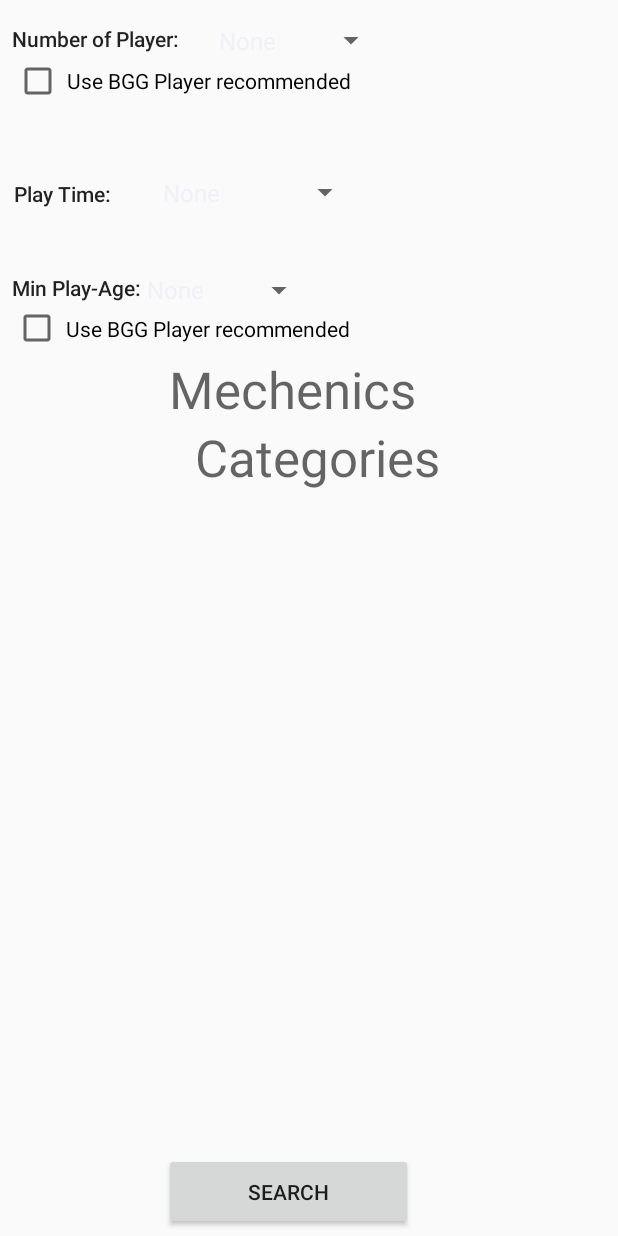
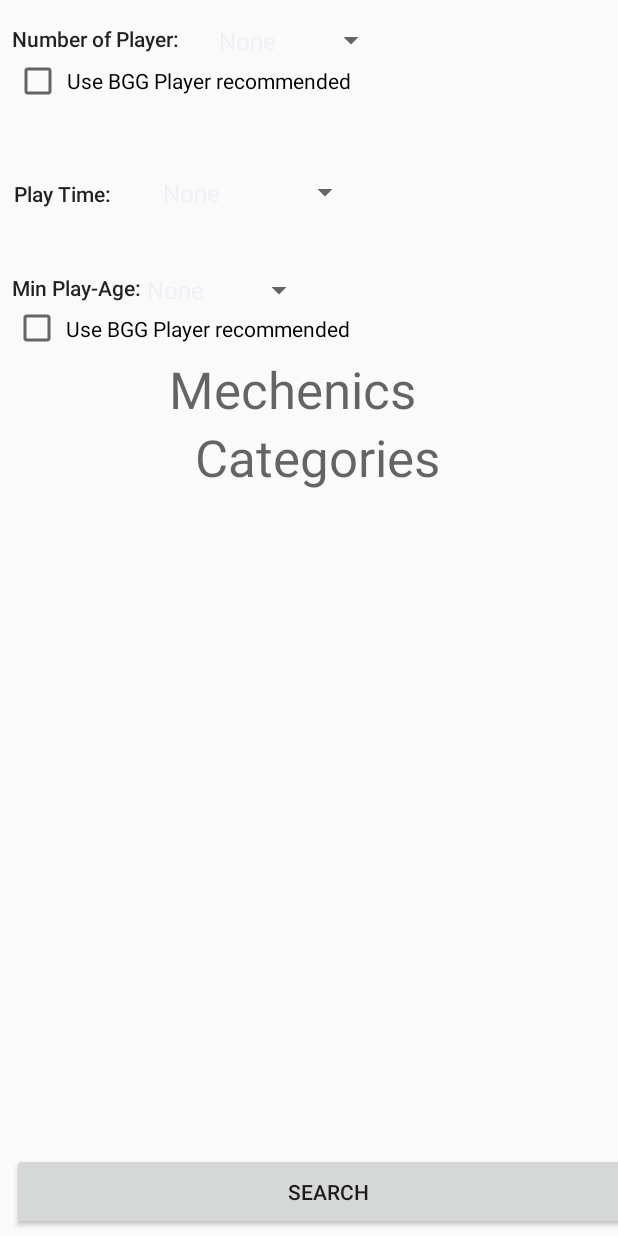
Before and after one commit to mnganga30/WhatToPlay, an Android app: the filterpage screen opened directly, with no data from a screen before it, on a phone screen of 412 x 824 dp. Run offline under Robolectric (Android 15) with nearby library versions, the phone set to English and light mode, and no system bars.

Commit message:
filter search button extends acroos bottom. fixed text wrapping on search results

```diff
--- a/app/src/main/res/layout/localsearching.xml
+++ b/app/src/main/res/layout/localsearching.xml
@@ -169,14 +169,20 @@
         </LinearLayout>
     </ScrollView>
 
-    <Button
-        android:id="@+id/start"
-        android:layout_width="166dp"
-        android:layout_height="51dp"
-        android:layout_marginLeft="109dp"
-        android:layout_marginTop="0dp"
-        android:text="Search"
+    <LinearLayout
+        android:layout_width="421dp"
+        android:layout_height="wrap_content"
+        android:layout_marginLeft="8dp"
+        android:layout_marginStart="0dp"
+        android:orientation="horizontal"
         app:layout_constraintLeft_toLeftOf="parent"
-        app:layout_constraintTop_toBottomOf="@+id/scrollView" />
+        app:layout_constraintTop_toBottomOf="@+id/scrollView">
+
+        <Button
+            android:id="@+id/start"
+            android:layout_width="match_parent"
+            android:layout_height="51dp"
+            android:text="Search" />
+    </LinearLayout>
 
 </android.support.constraint.ConstraintLayout>
```
Also changed, not shown: app/src/main/res/layout/listview_item.xml (+4 -7 lines).
